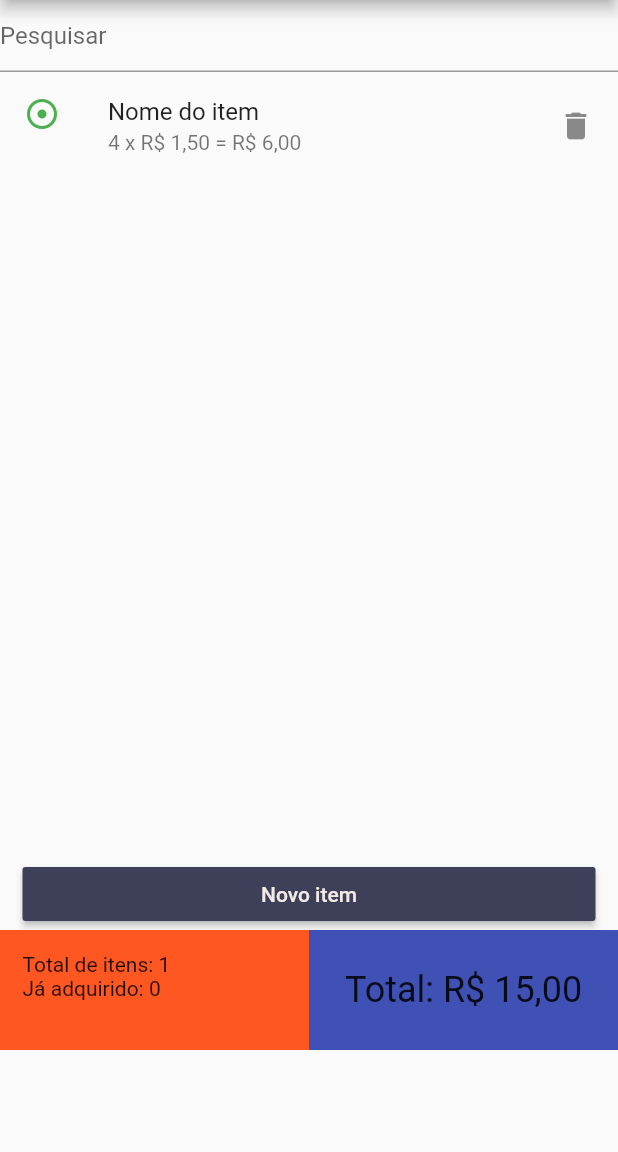
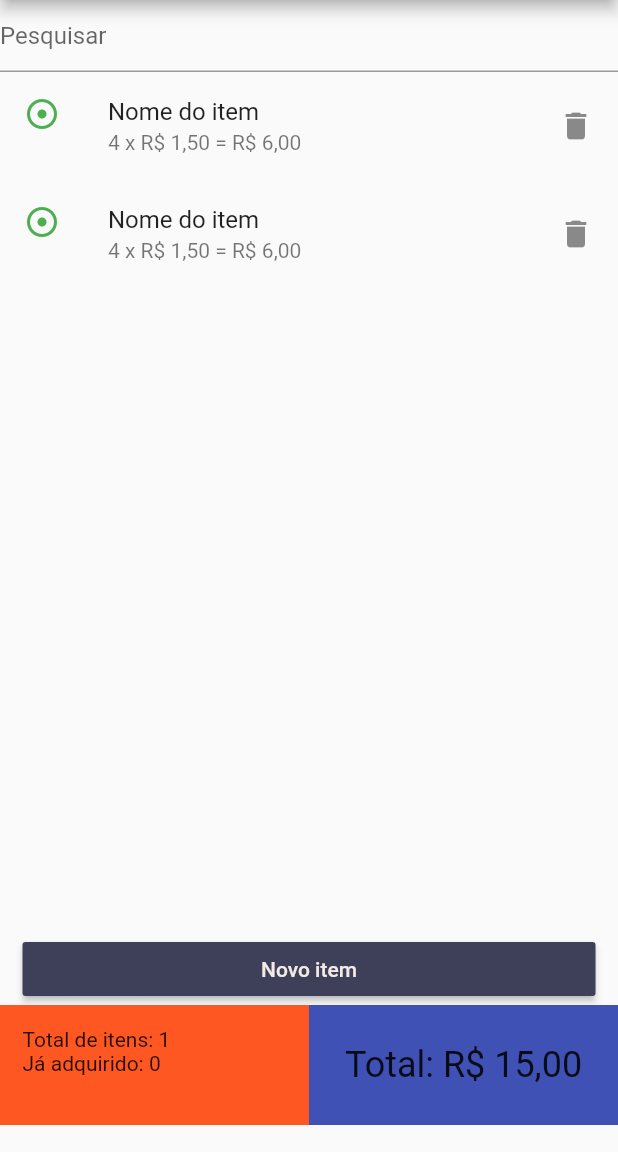
Before and after one commit to gabrieldfm/flutterproject, a Flutter app: the ListPage screen opened by its route, after a tap on "Novo item", on a phone screen of 412 x 824 dp, the part 84-1236 px from its top. Run offline on Flutter 3.47's test engine with Material 2 defaults, Android fonts, the phone set to English and light mode, and no system bars.

Commit message:
adicionando novos itens

```diff
--- a/meuapp/lib/pages/list.dart
+++ b/meuapp/lib/pages/list.dart
@@ -30,9 +30,13 @@ class _ListPageState extends State<ListPage> {
             ),
           ),
           Container(
-            height: MediaQuery.of(context).size.height - 300,
-            child: ListView(
-              children: itemsList,
+            height: MediaQuery.of(context).size.height - 250,
+            child: ListView.builder(
+
+              itemCount: itemsList.length,
+              itemBuilder: (BuildContext context, int index){
+                return itemsList[index];
+              },
             ),
           ),
           SizedBox(
@@ -40,7 +44,9 @@ class _ListPageState extends State<ListPage> {
             child: RaisedButton(
               color: Layout.primary(),
               onPressed: () {
-                print('Add item');
+                setState(() {
+                  _addNewOne();
+                });
               },
               child: Text(
                 'Novo item',
```
